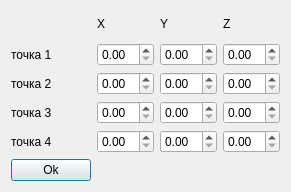
Qt form 3l1/pointsinputdialog.ui (MAndrey99/cg_labs) before a commit.
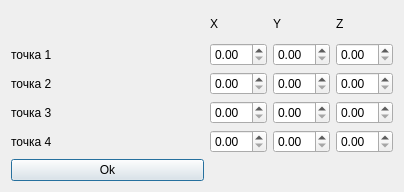
The same form after that commit.

Commit message: добавлена подскаска в 3й лабе

What changed in the file:
```diff
--- a/3l1/pointsinputdialog.ui
+++ b/3l1/pointsinputdialog.ui
@@ -6,7 +6,7 @@
    <rect>
     <x>0</x>
     <y>0</y>
-    <width>290</width>
+    <width>404</width>
     <height>192</height>
    </rect>
   </property>
```
The commit also changes 1 other file.
